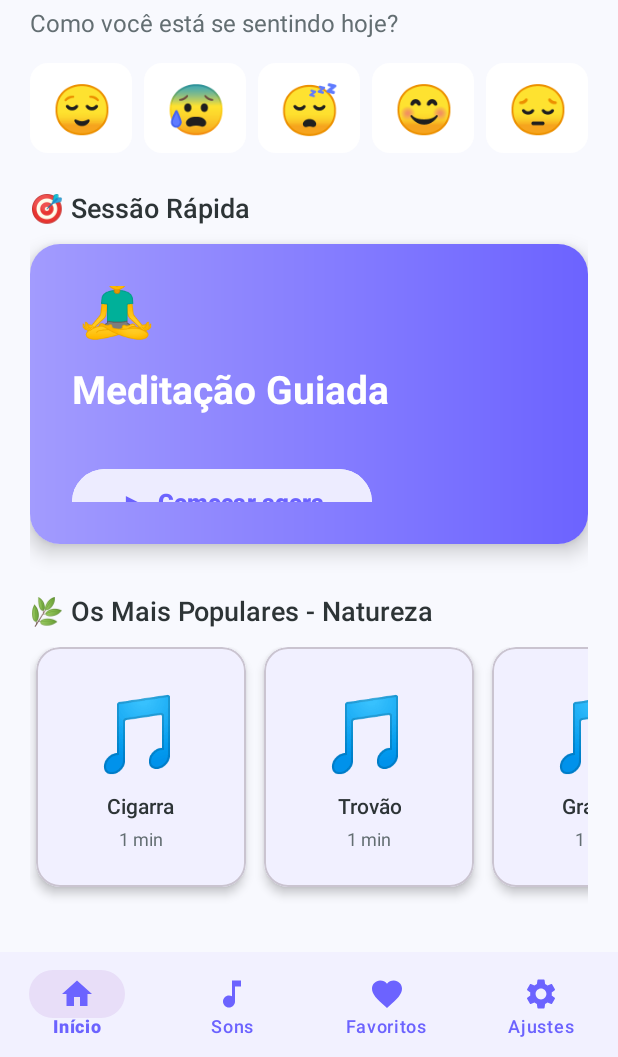
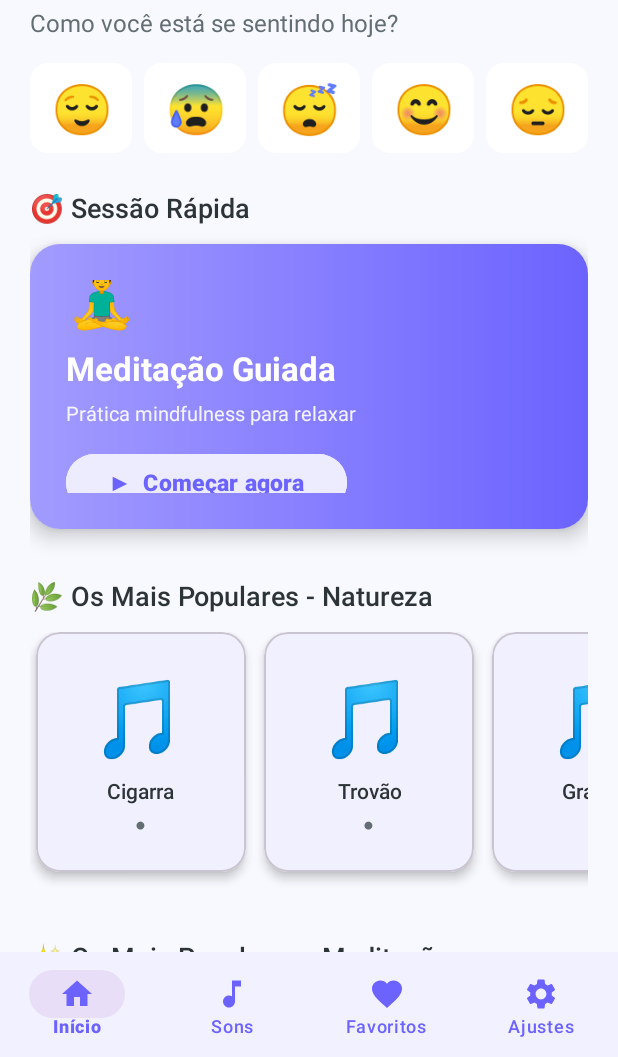
Before and after one commit to vandersonbraz/projeto-android, an Android app: the HomeFragment screen opened directly, with no data from a screen before it, on a phone screen of 412 x 824 dp, the part 179-1236 px from its top. Run offline under Robolectric (Android 15) with nearby library versions, the phone set to English and light mode, and no system bars; our stand-ins replace AdMob; libraries missing offline, so code that uses them is left out: com.android.billingclient; 5 statements that could not run were skipped.

Commit message:
Complete v3.20 fixes and restrictions
- Fix purple card layout: reduce sizes to fit icon and button properly
- Remove fake duration (1 min) from lists - show ● instead
- Restrict background playback to PREMIUM users only:
  * FREE users can return with back button (continues playing)
  * FREE users blocked when minimizing or locking screen (stops immediately)
  * PREMIUM users can always play in background
- Optimize list loading performance

```diff
--- a/CalmareApp/app/src/main/java/com/calmare/app/ui/PlayerActivity.kt
+++ b/CalmareApp/app/src/main/java/com/calmare/app/ui/PlayerActivity.kt
@@ -831,23 +831,17 @@ class PlayerActivity : AppCompatActivity() {
 
     override fun onPause() {
         super.onPause()
-        // Áudio em segundo plano é EXCLUSIVO para usuários PREMIUM
-        // NOTA: Por enquanto está liberado para TODOS (free e premium) para teste
-        //       Quando validar, descomente a linha abaixo:
-        // if (!isUserPremium && isPlaying) {
+        // FREE pode voltar com a setinha (onPause não para o áudio)
+        // Apenas onStop() (minimizar/bloquear) irá parar para FREE
+    }
 
-        // TEMPORÁRIO: Comentado para teste - TODOS podem usar em segundo plano
-        /*
+    override fun onStop() {
+        super.onStop()
+        // Se usuário FREE minimizar app ou bloquear tela, PARA o áudio
+        // PREMIUM pode continuar ouvindo normalmente
         if (!isUserPremium && isPlaying) {
             pausePlayback()
-            Toast.makeText(
-                this,
-                "⭐ PREMIUM: Ouça em segundo plano seus áudios favoritos! Assine por R$ 14,90/mês",
-                Toast.LENGTH_LONG
-            ).show()
         }
-        */
-        // Se é premium (ou está em teste), o áudio continua tocando em segundo plano
     }
 
     override fun onDestroy() {
--- a/CalmareApp/app/src/main/java/com/calmare/app/ui/adapters/SoundsAdapter.kt
+++ b/CalmareApp/app/src/main/java/com/calmare/app/ui/adapters/SoundsAdapter.kt
@@ -80,7 +80,7 @@ class SoundsAdapter(
     }
 
     private fun formatDuration(seconds: Int): String {
-        val minutes = seconds / 60
-        return "$minutes min"
+        // Duração será detectada automaticamente no player
+        return "●"
     }
 }
--- a/CalmareApp/app/src/main/java/com/calmare/app/ui/adapters/SoundsHorizontalAdapter.kt
+++ b/CalmareApp/app/src/main/java/com/calmare/app/ui/adapters/SoundsHorizontalAdapter.kt
@@ -47,8 +47,8 @@ class SoundsHorizontalAdapter(
     override fun getItemCount() = sounds.size
 
     private fun formatDuration(seconds: Int): String {
-        val minutes = seconds / 60
-        return "$minutes min"
+        // Duração será detectada automaticamente no player
+        return "●"
     }
 
     private fun getSoundEmoji(title: String): String {
--- a/CalmareApp/app/src/main/res/layout/fragment_home.xml
+++ b/CalmareApp/app/src/main/res/layout/fragment_home.xml
@@ -116,7 +116,7 @@
         <androidx.cardview.widget.CardView
             android:id="@+id/card_quick_session"
             android:layout_width="match_parent"
-            android:layout_height="200dp"
+            android:layout_height="190dp"
             app:cardCornerRadius="20dp"
             app:cardElevation="8dp"
             android:layout_marginBottom="16dp"
@@ -127,7 +127,7 @@
                 android:layout_width="match_parent"
                 android:layout_height="match_parent"
                 android:background="@drawable/bg_gradient_purple"
-                android:padding="28dp">
+                android:padding="24dp">
 
                 <LinearLayout
                     android:layout_width="match_parent"
@@ -140,41 +140,41 @@
                         android:layout_width="wrap_content"
                         android:layout_height="wrap_content"
                         android:text="🧘‍♂️"
-                        android:textSize="48sp"
-                        android:layout_marginBottom="12dp" />
+                        android:textSize="38sp"
+                        android:layout_marginBottom="8dp" />
 
                     <TextView
                         android:layout_width="wrap_content"
                         android:layout_height="wrap_content"
                         android:text="@string/quick_session_title"
                         android:textColor="@color/white"
-                        android:textSize="26sp"
+                        android:textSize="22sp"
                         android:textStyle="bold"
-                        android:lineSpacingMultiplier="1.2"
-                        android:layout_marginBottom="8dp" />
+                        android:lineSpacingMultiplier="1.1"
+                        android:layout_marginBottom="6dp" />
 
                     <TextView
                         android:layout_width="wrap_content"
                         android:layout_height="wrap_content"
                         android:text="Prática mindfulness para relaxar"
                         android:textColor="@color/white"
-                        android:textSize="14sp"
+                        android:textSize="13sp"
                         android:alpha="0.9"
-                        android:layout_marginBottom="20dp" />
+                        android:layout_marginBottom="14dp" />
 
                     <Button
                         android:id="@+id/btn_start_quick_session"
                         android:layout_width="wrap_content"
-                        android:layout_height="52dp"
+                        android:layout_height="46dp"
                         android:text="▶  Começar agora"
-                        android:textSize="16sp"
+                        android:textSize="15sp"
                         android:textStyle="bold"
-                        android:paddingStart="32dp"
-                        android:paddingEnd="32dp"
+                        android:paddingStart="28dp"
+                        android:paddingEnd="28dp"
                         android:backgroundTint="@color/white"
                         android:textColor="@color/primary"
                         android:textAllCaps="false"
-                        app:cornerRadius="26dp"
+                        app:cornerRadius="23dp"
                         android:elevation="4dp" />
 
                 </LinearLayout>
```
